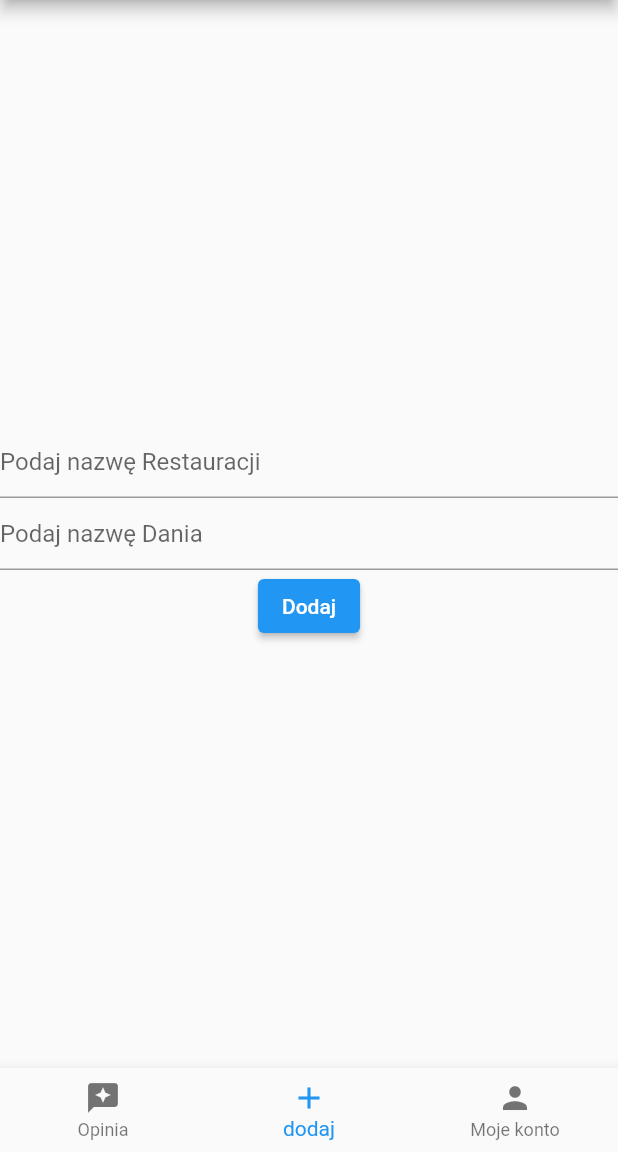
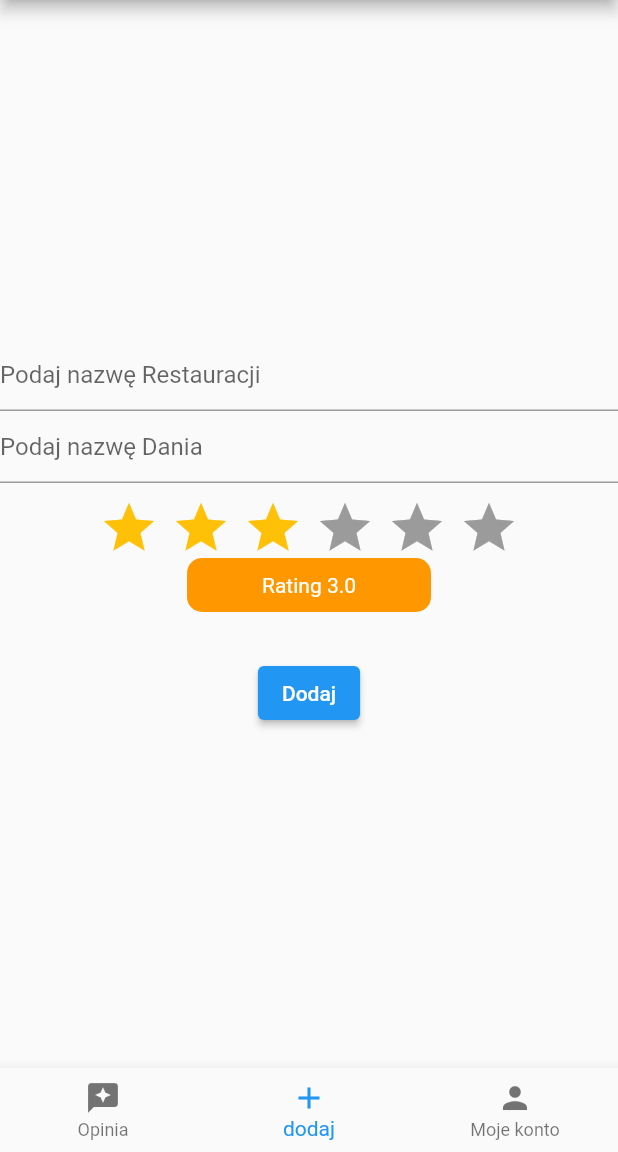
Before and after one commit to dawidskalski/restauracje_lodz, a Flutter app: the screen it shows once a user with an empty profile is signed in, item 2 of the bottom bar chosen, on a phone screen of 412 x 824 dp, the part 84-1236 px from its top. Run offline on Flutter 3.47's test engine with Material 2 defaults, Android fonts, the phone set to English and light mode, and no system bars; drawn by our look-alikes of flutter_rating_bar; our stand-ins replace cloud_firestore, firebase_auth, firebase_core; accounts and stored records are empty.

Commit message:
Add ratingBar builder

```diff
--- a/lib/app/home/add_opinion/add_opinion_page_content.dart
+++ b/lib/app/home/add_opinion/add_opinion_page_content.dart
@@ -1,5 +1,6 @@
 import 'package:cloud_firestore/cloud_firestore.dart';
 import 'package:flutter/material.dart';
+import 'package:flutter_rating_bar/flutter_rating_bar.dart';
 
 class AddOpinionPageContent extends StatefulWidget {
   const AddOpinionPageContent({
@@ -13,6 +14,7 @@ class AddOpinionPageContent extends StatefulWidget {
 class _AddOpinionPageContentState extends State<AddOpinionPageContent> {
   var restaurantName = '';
   var dishName = '';
+  var rating = 3.0;
 
   @override
   Widget build(BuildContext context) {
@@ -42,12 +44,41 @@ class _AddOpinionPageContentState extends State<AddOpinionPageContent> {
               );
             },
           ),
+          SizedBox(height: 10),
+          RatingBar.builder(
+            initialRating: 3,
+            minRating: 1,
+            direction: Axis.horizontal,
+            allowHalfRating: true,
+            itemCount: 6,
+            itemPadding: EdgeInsets.symmetric(horizontal: 4.0),
+            itemBuilder: (context, _) => Icon(
+              Icons.star,
+              color: Colors.amber,
+            ),
+            onRatingUpdate: (newValue) {
+              setState(() {
+                rating = newValue;
+              });
+              print(rating);
+            },
+          ),
+          Container(
+            padding: EdgeInsets.fromLTRB(50, 10, 50, 10),
+            decoration: BoxDecoration(
+                borderRadius: BorderRadius.circular(10), color: Colors.orange),
+            child: Text(
+              "Rating $rating",
+              style: TextStyle(color: Colors.white),
+            ),
+          ),
+          SizedBox(height: 30),
           ElevatedButton(
             onPressed: () {
               FirebaseFirestore.instance.collection('restaurants').add({
                 'name': restaurantName,
                 'dishname': dishName,
-                'rating': 3.5,
+                'rating': rating,
               });
             },
             child: Text('Dodaj'),
--- a/pubspec.yaml
+++ b/pubspec.yaml
@@ -39,6 +39,7 @@ dependencies:
   firebase_core: ^2.4.1
   firebase_auth: ^4.2.4
   cloud_firestore: ^4.3.1
+  flutter_rating_bar: ^4.0.1
 
 dev_dependencies:
   flutter_test:
```
Also changed, not shown: pubspec.lock.
